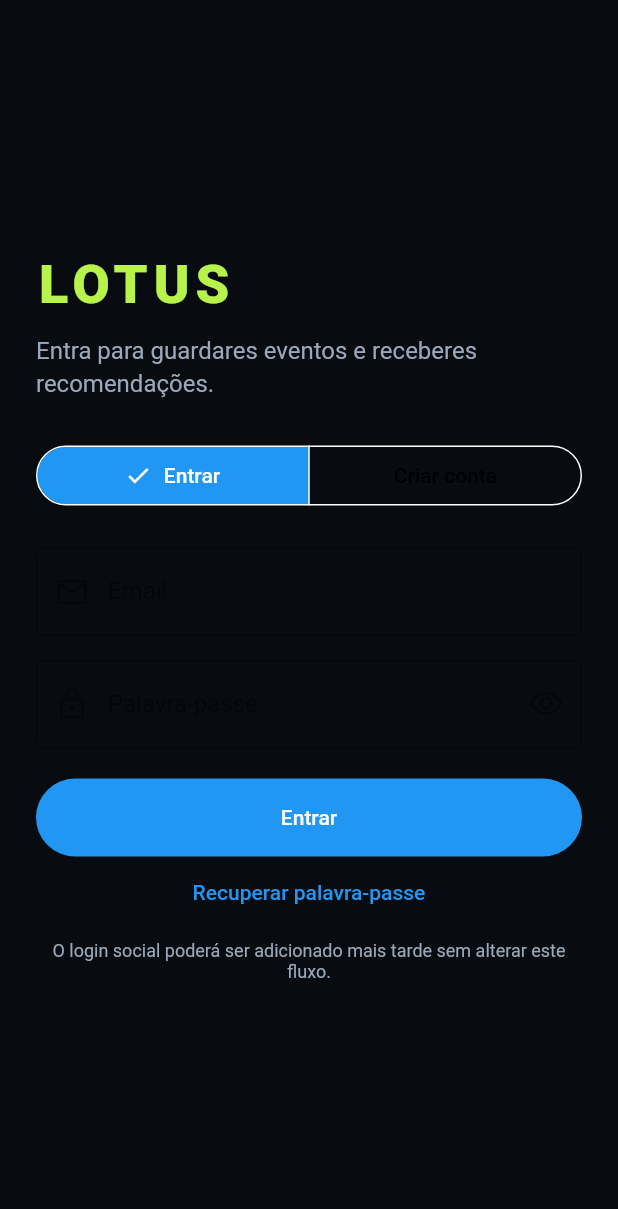
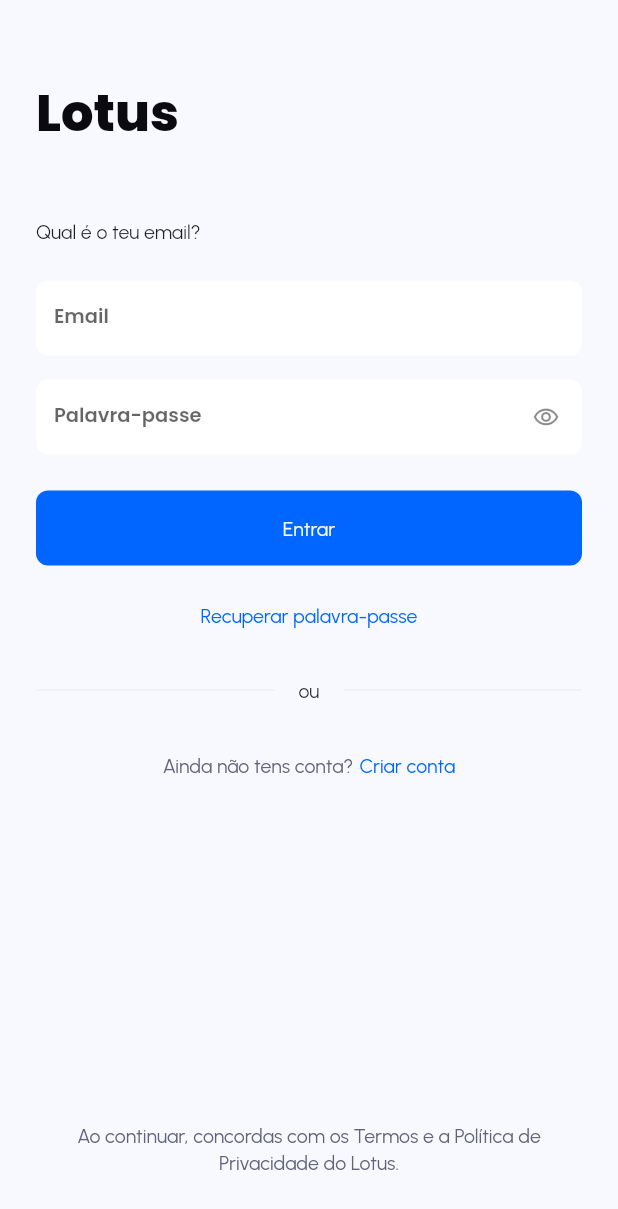
Before and after one commit to pitiful346/Lotus, a Flutter app: the screen it shows after launch, on a phone screen of 412 x 824 dp. Shown: the top 1209 px of the screen. Run offline on Flutter 3.47's test engine with Material 3 defaults, Android fonts, the phone set to English and light mode, and no system bars; our stand-ins replace auto_size_text, cached_network_image, cloud_firestore, file_picker, firebase_auth, firebase_core and 20 more; missing offline and left inert: json_path, mapbox_maps_flutter, mime_type; accounts and stored records are empty.

Commit message:
fix: restore auth flow and safe async state updates

```diff
--- a/lib/custom_code/auth/lotus_auth_screen.dart
+++ b/lib/custom_code/auth/lotus_auth_screen.dart
@@ -3,6 +3,7 @@
 import 'package:flutter/material.dart';
 
 import '/custom_code/product_quality/lotus_product_quality.dart';
+import '/flutter_flow/flutter_flow_theme.dart';
 import 'lotus_auth_service.dart';
 
 enum LotusAuthMode { login, register }
@@ -44,109 +45,241 @@
   @override
   Widget build(BuildContext context) {
     final registering = _mode == LotusAuthMode.register;
-    return Scaffold(
-      backgroundColor: const Color(0xFF080C11),
-      body: SafeArea(
+    final theme = FlutterFlowTheme.of(context);
+    return GestureDetector(
+      onTap: () {
+        FocusScope.of(context).unfocus();
+        FocusManager.instance.primaryFocus?.unfocus();
+      },
+      child: Scaffold(
+        backgroundColor: theme.primaryBackground,
+        body: LayoutBuilder(
+          builder: (context, constraints) => SingleChildScrollView(
+            padding: const EdgeInsets.fromLTRB(24, 60, 24, 40),
             child: Center(
-          child: SingleChildScrollView(
-            padding: const EdgeInsets.all(24),
               child: ConstrainedBox(
-              constraints: const BoxConstraints(maxWidth: 460),
+                constraints: BoxConstraints(
+                  maxWidth: 460,
+                  minHeight: constraints.maxHeight - 100,
+                ),
+                child: IntrinsicHeight(
                   child: Form(
                     key: _formKey,
                     child: AutofillGroup(
-                  child: Column(
+                      child: registering
+                          ? _buildRegistration(theme)
+                          : _buildLogin(theme),
+                    ),
+                  ),
+                ),
+              ),
+            ),
+          ),
+        ),
+      ),
+    );
+  }
+
+  Widget _buildLogin(FlutterFlowTheme theme) => Column(
+    key: const Key('auth-login-view'),
     crossAxisAlignment: CrossAxisAlignment.stretch,
     children: [
       Semantics(
         header: true,
-                        child: const Text(
-                          'LOTUS',
-                          style: TextStyle(
-                            color: lotusQualityAccent,
-                            fontSize: 36,
-                            fontWeight: FontWeight.w900,
-                            letterSpacing: 4,
+        child: Text(
+          'Lotus',
+          style: theme.headlineLarge.copyWith(
+            color: theme.primaryText,
+            height: 1.1,
           ),
         ),
       ),
-                      const SizedBox(height: 10),
+      const SizedBox(height: 48),
       Text(
-                        registering
-                            ? 'Cria a tua conta e começa a descobrir a cidade.'
-                            : 'Entra para guardares eventos e receberes recomendações.',
-                        style: const TextStyle(
-                          color: lotusQualityMuted,
-                          fontSize: 16,
+        'Qual é o teu email?',
+        style: theme.bodyMedium.copyWith(height: 1.4),
+      ),
+      const SizedBox(height: 24),
+      _authField(
+        key: const Key('auth-email'),
+        controller: _emailController,
+        label: 'Email',
+        autofillHints: const [AutofillHints.email],
+        keyboardType: TextInputType.emailAddress,
+        textInputAction: TextInputAction.next,
+        validator: _validateEmail,
+      ),
+      const SizedBox(height: 16),
+      _passwordField(registering: false),
+      _errorView(theme),
+      const SizedBox(height: 24),
+      _loginSubmitButton(theme),
+      const SizedBox(height: 16),
+      Align(
+        alignment: Alignment.center,
+        child: InkWell(
+          onTap: _submitting ? null : () => unawaited(_resetPassword()),
+          child: Padding(
+            padding: const EdgeInsets.symmetric(vertical: 8),
+            child: Text(
+              'Recuperar palavra-passe',
+              style: theme.bodyMedium.copyWith(color: theme.primary),
+            ),
+          ),
+        ),
+      ),
+      const SizedBox(height: 24),
+      _divider(theme),
+      const SizedBox(height: 24),
+      _modePrompt(
+        theme: theme,
+        message: 'Ainda não tens conta?',
+        action: 'Criar conta',
+        key: const Key('show-register'),
+        onTap: () => _setMode(LotusAuthMode.register),
+      ),
+      const Spacer(),
+      const SizedBox(height: 32),
+      Text(
+        'Ao continuar, concordas com os Termos e a Política de Privacidade do Lotus.',
+        textAlign: TextAlign.center,
+        style: theme.bodySmall.copyWith(
+          color: theme.secondaryText,
           height: 1.4,
         ),
       ),
-                      const SizedBox(height: 28),
-                      SegmentedButton<LotusAuthMode>(
-                        segments: const [
-                          ButtonSegment(
-                            value: LotusAuthMode.login,
-                            label: Text('Entrar'),
+    ],
+  );
+
+  Widget _buildRegistration(FlutterFlowTheme theme) => Column(
+    key: const Key('auth-register-view'),
+    crossAxisAlignment: CrossAxisAlignment.stretch,
+    children: [
+      Text(
+        'Como te chamas?',
+        style: theme.headlineMedium.copyWith(
+          color: theme.primaryText,
+          height: 1.2,
         ),
-                          ButtonSegment(
-                            value: LotusAuthMode.register,
-                            label: Text('Criar conta'),
       ),
-                        ],
-                        selected: {_mode},
-                        onSelectionChanged: _submitting
-                            ? null
-                            : (selection) => setState(() {
-                                _mode = selection.single;
-                                _error = null;
-                              }),
+      const SizedBox(height: 8),
+      Text(
+        'Cria a tua conta para descobrires o que acontece à tua volta.',
+        style: theme.bodyLarge.copyWith(
+          color: theme.secondaryText,
+          height: 1.5,
         ),
-                      const SizedBox(height: 24),
-                      LotusAnimatedSwap(
-                        child: registering
-                            ? Padding(
-                                key: const ValueKey('registration-name'),
-                                padding: const EdgeInsets.only(bottom: 16),
-                                child: TextFormField(
+      ),
+      const SizedBox(height: 48),
+      Align(
+        alignment: Alignment.topCenter,
+        child: SizedBox(
+          width: 300,
+          child: Column(
+            children: [
+              _authField(
                 key: const Key('auth-name'),
                 controller: _nameController,
-                                  enabled: !_submitting,
+                label: 'Nome',
                 autofillHints: const [AutofillHints.name],
                 textCapitalization: TextCapitalization.words,
                 textInputAction: TextInputAction.next,
-                                  decoration: const InputDecoration(
-                                    labelText: 'Nome',
-                                    prefixIcon: Icon(Icons.person_outline),
-                                    border: OutlineInputBorder(),
-                                  ),
-                                  validator: (value) =>
-                                      registering &&
-                                          (value?.trim().length ?? 0) < 2
+                validator: (value) => (value?.trim().length ?? 0) < 2
                     ? 'Indica o teu nome.'
                     : null,
               ),
-                              )
-                            : const SizedBox.shrink(
-                                key: ValueKey('no-registration-name'),
-                              ),
-                      ),
-                      TextFormField(
+              const SizedBox(height: 24),
+              _authField(
                 key: const Key('auth-email'),
                 controller: _emailController,
-                        enabled: !_submitting,
+                label: 'Email',
                 autofillHints: const [AutofillHints.email],
                 keyboardType: TextInputType.emailAddress,
                 textInputAction: TextInputAction.next,
-                        autocorrect: false,
-                        decoration: const InputDecoration(
-                          labelText: 'Email',
-                          prefixIcon: Icon(Icons.mail_outline),
-                          border: OutlineInputBorder(),
-                        ),
                 validator: _validateEmail,
               ),
-                      const SizedBox(height: 16),
-                      TextFormField(
+              const SizedBox(height: 24),
+              _passwordField(registering: true),
+            ],
+          ),
+        ),
+      ),
+      _errorView(theme),
+      const Spacer(),
+      const SizedBox(height: 32),
+      Row(
+        mainAxisAlignment: MainAxisAlignment.spaceBetween,
+        children: [
+          Material(
+            color: theme.secondaryBackground,
+            shape: CircleBorder(side: BorderSide(color: theme.alternate)),
+            child: IconButton(
+              key: const Key('show-login'),
+              tooltip: 'Voltar ao login',
+              onPressed: _submitting
+                  ? null
+                  : () => _setMode(LotusAuthMode.login),
+              icon: const Icon(Icons.arrow_back),
+            ),
+          ),
+          _registrationSubmitButton(theme),
+        ],
+      ),
+    ],
+  );
+
+  Widget _authField({
+    required Key key,
+    required TextEditingController controller,
+    required String label,
+    required Iterable<String> autofillHints,
+    required TextInputAction textInputAction,
+    required String? Function(String?) validator,
+    TextInputType? keyboardType,
+    TextCapitalization textCapitalization = TextCapitalization.none,
+  }) {
+    final theme = FlutterFlowTheme.of(context);
+    final border = OutlineInputBorder(
+      borderSide: const BorderSide(color: Colors.transparent),
+      borderRadius: BorderRadius.circular(8),
+    );
+    return TextFormField(
+      key: key,
+      controller: controller,
+      enabled: !_submitting,
+      autofillHints: autofillHints,
+      keyboardType: keyboardType,
+      textCapitalization: textCapitalization,
+      textInputAction: textInputAction,
+      autocorrect: false,
+      decoration: InputDecoration(
+        isDense: true,
+        labelText: label,
+        labelStyle: theme.labelMedium,
+        enabledBorder: border,
+        focusedBorder: border,
+        errorBorder: border.copyWith(
+          borderSide: BorderSide(color: theme.error),
+        ),
+        focusedErrorBorder: border.copyWith(
+          borderSide: BorderSide(color: theme.error),
+        ),
+        filled: true,
+        fillColor: theme.secondaryBackground,
+      ),
+      style: theme.bodyMedium,
+      cursorColor: theme.primaryText,
+      validator: validator,
+    );
+  }
+
+  Widget _passwordField({required bool registering}) {
+    final theme = FlutterFlowTheme.of(context);
+    final border = OutlineInputBorder(
+      borderSide: const BorderSide(color: Colors.transparent),
+      borderRadius: BorderRadius.circular(8),
+    );
+    return TextFormField(
       key: const Key('auth-password'),
       controller: _passwordController,
       enabled: !_submitting,
@@ -155,18 +288,30 @@
           : const [AutofillHints.password],
       obscureText: _obscurePassword,
       textInputAction: TextInputAction.done,
-                        onFieldSubmitted: (_) => _submit(),
+      onFieldSubmitted: (_) => unawaited(_submit()),
       decoration: InputDecoration(
+        isDense: true,
         labelText: 'Palavra-passe',
-                          prefixIcon: const Icon(Icons.lock_outline),
-                          border: const OutlineInputBorder(),
+        labelStyle: theme.labelMedium,
+        enabledBorder: border,
+        focusedBorder: border,
+        errorBorder: border.copyWith(
+          borderSide: BorderSide(color: theme.error),
+        ),
+        focusedErrorBorder: border.copyWith(
+          borderSide: BorderSide(color: theme.error),
+        ),
+        filled: true,
+        fillColor: theme.secondaryBackground,
         suffixIcon: IconButton(
           tooltip: _obscurePassword
               ? 'Mostrar palavra-passe'
               : 'Ocultar palavra-passe',
-                            onPressed: () => setState(
-                              () => _obscurePassword = !_obscurePassword,
-                            ),
+          onPressed: _submitting
+              ? null
+              : () => setState(() {
+                  _obscurePassword = !_obscurePassword;
+                }),
           icon: Icon(
             _obscurePassword
                 ? Icons.visibility_outlined
@@ -174,60 +319,156 @@
           ),
         ),
       ),
-                        validator: (value) => (value?.length ?? 0) < 6
-                            ? 'Usa pelo menos 6 caracteres.'
-                            : null,
-                      ),
-                      if (_error case final error?) ...[
-                        const SizedBox(height: 16),
-                        Semantics(
+      style: theme.bodyMedium,
+      cursorColor: theme.primaryText,
+      validator: (value) =>
+          (value?.length ?? 0) < 6 ? 'Usa pelo menos 6 caracteres.' : null,
+    );
+  }
+
+  Widget _errorView(FlutterFlowTheme theme) {
+    final error = _error;
+    if (error == null) return const SizedBox.shrink();
+    return Padding(
+      padding: const EdgeInsets.only(top: 16),
+      child: Semantics(
         liveRegion: true,
         child: Text(
           error,
           key: const Key('auth-error'),
-                            style: const TextStyle(color: Color(0xFFFF8A80)),
+          style: theme.bodySmall.copyWith(color: theme.error),
         ),
       ),
-                      ],
-                      const SizedBox(height: 20),
-                      SizedBox(
-                        height: 52,
-                        child: FilledButton(
+    );
+  }
+
+  Widget _loginSubmitButton(FlutterFlowTheme theme) => Material(
+    color: Colors.transparent,
+    child: InkWell(
       key: const Key('auth-submit'),
-                          onPressed: _submitting ? null : _submit,
+      onTap: _submitting ? null : () => unawaited(_submit()),
+      borderRadius: BorderRadius.circular(8),
+      child: AnimatedOpacity(
+        duration: const Duration(milliseconds: 160),
+        opacity: _submitting ? 0.65 : 1,
+        child: Container(
+          alignment: Alignment.center,
+          padding: const EdgeInsets.symmetric(vertical: 16),
+          decoration: BoxDecoration(
+            color: theme.primary,
+            borderRadius: BorderRadius.circular(8),
+          ),
           child: _submitting
               ? const SizedBox.square(
-                                  dimension: 22,
+                  dimension: 20,
                   child: CircularProgressIndicator(
                     strokeWidth: 2,
+                    color: Colors.white,
                   ),
                 )
-                              : Text(registering ? 'Criar conta' : 'Entrar'),
-                        ),
-                      ),
-                      if (!registering)
-                        TextButton(
-                          onPressed: _submitting ? null : _resetPassword,
-                          child: const Text('Recuperar palavra-passe'),
-                        ),
-                      const SizedBox(height: 8),
-                      const Text(
-                        'O login social poderá ser adicionado mais tarde sem alterar este fluxo.',
-                        textAlign: TextAlign.center,
-                        style: TextStyle(
-                          color: lotusQualityMuted,
-                          fontSize: 12,
-                        ),
-                      ),
-                    ],
-                  ),
-                ),
+              : Text(
+                  'Entrar',
+                  style: theme.bodyMedium.copyWith(
+                    color: theme.primaryBackground,
+                    height: 1.4,
                   ),
                 ),
         ),
       ),
     ),
   );
+
+  Widget _registrationSubmitButton(FlutterFlowTheme theme) => Material(
+    color: Colors.transparent,
+    child: InkWell(
+      key: const Key('auth-submit'),
+      onTap: _submitting ? null : () => unawaited(_submit()),
+      borderRadius: BorderRadius.circular(9999),
+      child: AnimatedOpacity(
+        duration: const Duration(milliseconds: 160),
+        opacity: _submitting ? 0.65 : 1,
+        child: Container(
+          constraints: const BoxConstraints(minWidth: 160, minHeight: 52),
+          padding: const EdgeInsets.symmetric(horizontal: 28, vertical: 14),
+          decoration: BoxDecoration(
+            color: Colors.black,
+            borderRadius: BorderRadius.circular(9999),
+          ),
+          child: _submitting
+              ? const Center(
+                  child: SizedBox.square(
+                    dimension: 20,
+                    child: CircularProgressIndicator(
+                      strokeWidth: 2,
+                      color: Colors.white,
+                    ),
+                  ),
+                )
+              : Row(
+                  mainAxisSize: MainAxisSize.min,
+                  mainAxisAlignment: MainAxisAlignment.center,
+                  children: [
+                    Text(
+                      'Criar conta',
+                      style: theme.labelLarge.copyWith(color: Colors.white),
+                    ),
+                    const SizedBox(width: 8),
+                    Icon(Icons.arrow_forward, color: theme.secondary, size: 18),
+                  ],
+                ),
+        ),
+      ),
+    ),
+  );
+
+  Widget _divider(FlutterFlowTheme theme) => Row(
+    children: [
+      Expanded(child: Divider(color: theme.alternate, height: 1)),
+      Padding(
+        padding: const EdgeInsets.symmetric(horizontal: 16),
+        child: Text('ou', style: theme.bodyMedium.copyWith(height: 1.4)),
+      ),
+      Expanded(child: Divider(color: theme.alternate, height: 1)),
+    ],
+  );
+
+  Widget _modePrompt({
+    required FlutterFlowTheme theme,
+    required String message,
+    required String action,
+    required Key key,
+    required VoidCallback onTap,
+  }) => Row(
+    mainAxisAlignment: MainAxisAlignment.center,
+    children: [
+      Text(
+        message,
+        style: theme.bodySmall.copyWith(
+          color: theme.secondaryText,
+          height: 1.4,
+        ),
+      ),
+      const SizedBox(width: 4),
+      InkWell(
+        key: key,
+        onTap: _submitting ? null : onTap,
+        child: Padding(
+          padding: const EdgeInsets.symmetric(vertical: 8),
+          child: Text(
+            action,
+            style: theme.bodyMedium.copyWith(color: theme.primary),
+          ),
+        ),
+      ),
+    ],
+  );
+
+  void _setMode(LotusAuthMode mode) {
+    if (_submitting || _mode == mode) return;
+    setState(() {
+      _mode = mode;
+      _error = null;
+    });
   }
 
   String? _validateEmail(String? value) {
--- a/lib/custom_code/widgets/lotus_explore_tab.dart
+++ b/lib/custom_code/widgets/lotus_explore_tab.dart
@@ -243,7 +243,10 @@
       _repository = FirestoreEventSearchRepository();
     }
     final next = _repository.loadCorpus(limit: 80);
-    setState(() => _events = next);
+    if (!mounted) return;
+    setState(() {
+      _events = next;
+    });
     await next;
   }
 
--- a/lib/custom_code/widgets/lotus_personalization_hub.dart
+++ b/lib/custom_code/widgets/lotus_personalization_hub.dart
@@ -130,7 +130,11 @@
   }
 
   void _reloadCorpus() {
-    setState(() => _corpus = _events.loadCorpus(limit: 200));
+    final nextCorpus = _events.loadCorpus(limit: 200);
+    if (!mounted) return;
+    setState(() {
+      _corpus = nextCorpus;
+    });
   }
 
   void _reloadProfile() {
```
Also changed, not shown: lib/custom_code/onboarding/lotus_onboarding_gate.dart (+9 -5 lines), 2 other files. Lines whose indentation alone changed are shown as unchanged.
